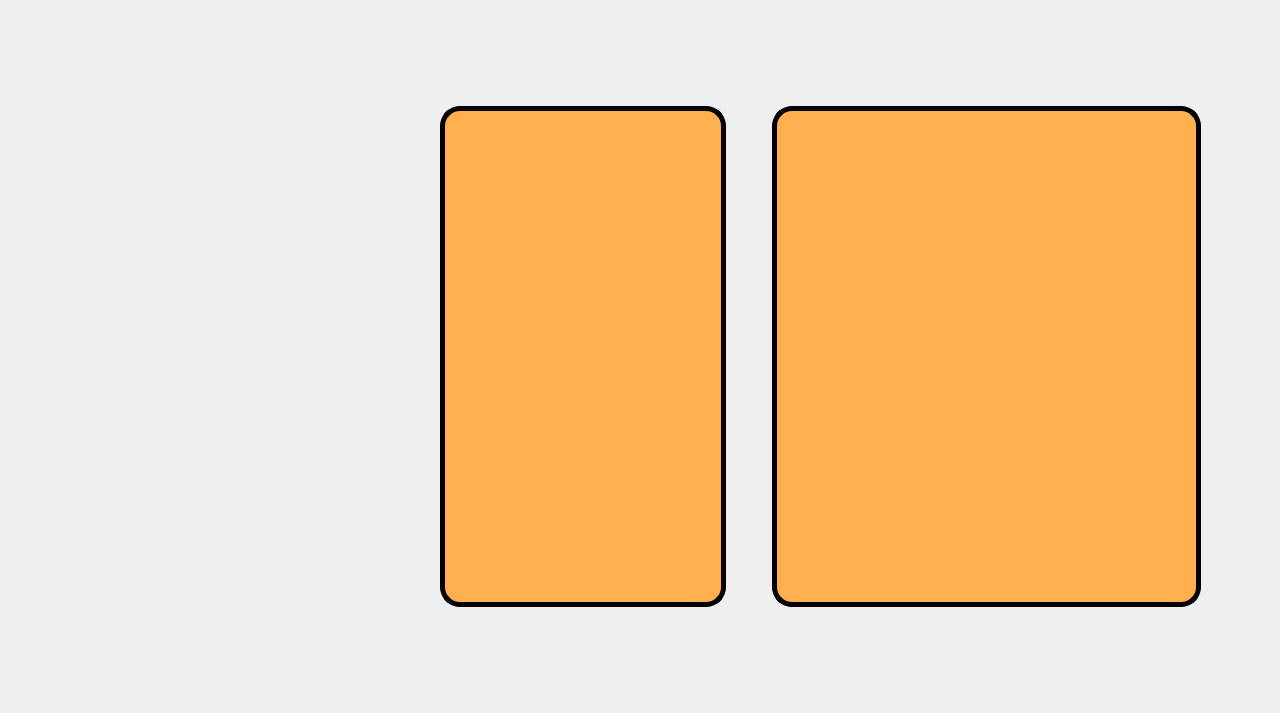
Old version of the form src/client/userlistwidget.ui in the repository Connor1996/Pokemon.
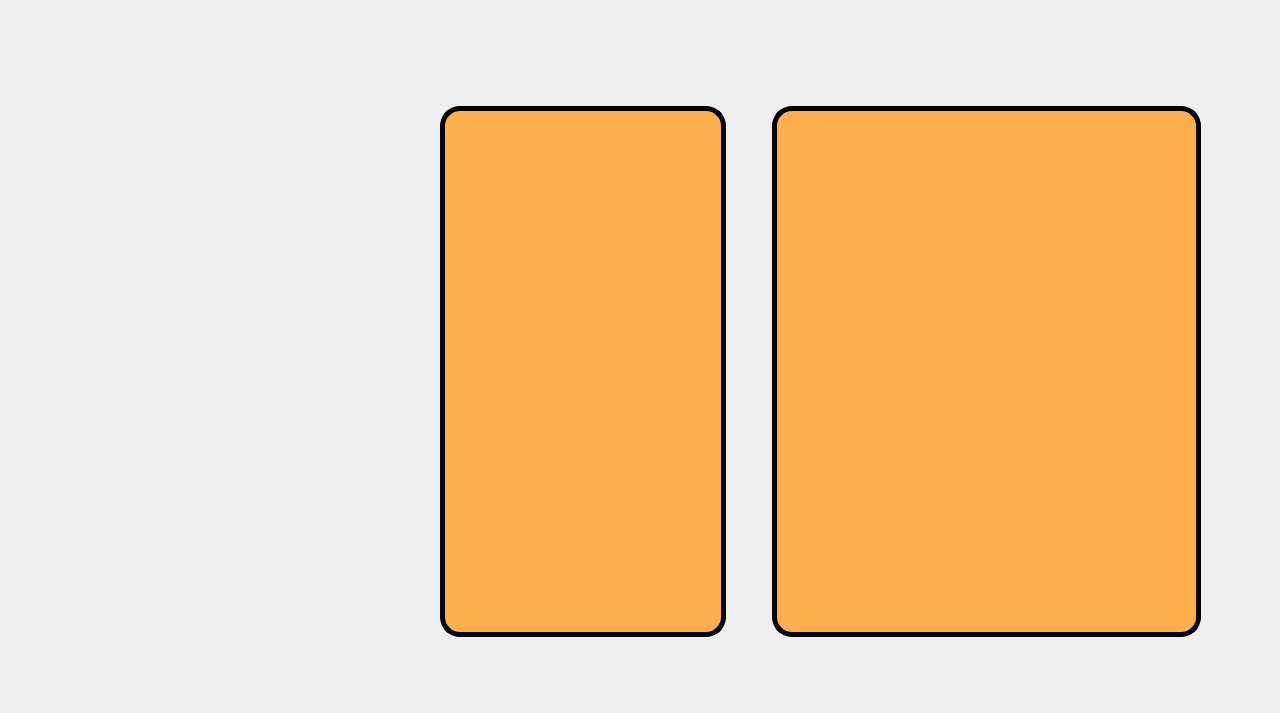
New version of the form. Icons and pictures are not drawn.

Diff of the .ui file:
```diff
--- a/src/client/userlistwidget.ui
+++ b/src/client/userlistwidget.ui
@@ -45,7 +45,7 @@
      <x>440</x>
      <y>106</y>
      <width>761</width>
-     <height>501</height>
+     <height>531</height>
     </rect>
    </property>
    <layout class="QHBoxLayout" name="horizontalLayout" stretch="2,1,3">
@@ -124,7 +124,7 @@
          <x>0</x>
          <y>0</y>
          <width>262</width>
-         <height>479</height>
+         <height>509</height>
         </rect>
        </property>
        <property name="contextMenuPolicy">
@@ -217,7 +217,7 @@
          <x>0</x>
          <y>0</y>
          <width>403</width>
-         <height>479</height>
+         <height>509</height>
         </rect>
        </property>
        <property name="styleSheet">
@@ -233,8 +233,8 @@
   <widget class="QLabel" name="rateLabel">
    <property name="geometry">
     <rect>
-     <x>1080</x>
-     <y>610</y>
+     <x>1060</x>
+     <y>640</y>
      <width>131</width>
      <height>31</height>
     </rect>
```
